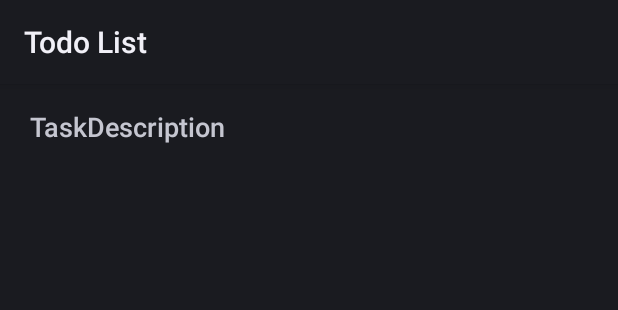
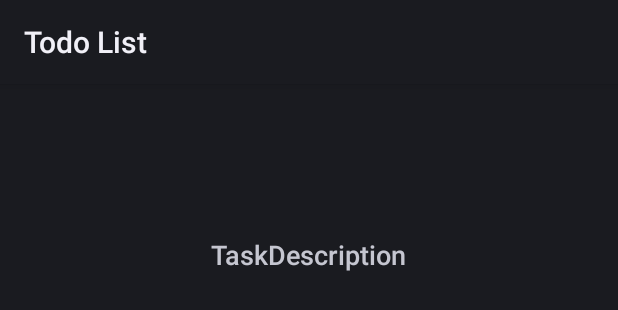
Before and after one commit to jagdalevarsha/glassToDo, an Android app: the layout to_do_live_card_screen.xml on its own in the app's theme, with its tools: preview values and no code run, on a phone screen of 412 x 824 dp. Shown: the top 310 px of the screen. Run offline under Robolectric (Android 15) with nearby library versions, the phone set to English and light mode, and no system bars.

Commit message:
Changed text position for live card

```diff
--- a/app/src/main/res/layout/to_do_live_card_screen.xml
+++ b/app/src/main/res/layout/to_do_live_card_screen.xml
@@ -8,11 +8,11 @@
         android:id="@+id/taskDescription"
         android:layout_width="wrap_content"
         android:layout_height="wrap_content"
-        android:layout_alignParentLeft="true"
+        android:layout_marginLeft="20dp"
+        android:text="TaskDescription"
+        android:textAppearance="?android:attr/textAppearanceMedium"
+        android:layout_marginTop="101dp"
         android:layout_alignParentTop="true"
-        android:layout_marginLeft="20dp"
-        android:layout_marginTop="16dp"
-        android:text="TaskDescription"
-        android:textAppearance="?android:attr/textAppearanceMedium" />
+        android:layout_centerHorizontal="true" />
 
 </RelativeLayout>
```
